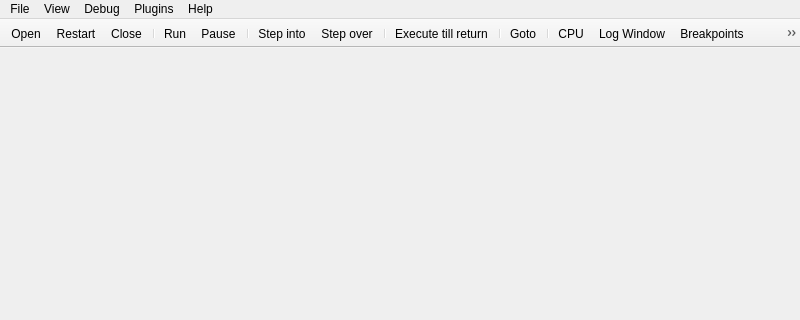
First picture: the form in x64_dbg_gui/Project/Src/Gui/MainWindow.ui, repository x64dbg/x64dbg, before the edit; both pictures show x 0 to 800 and y 0 to 320 of the 800 by 600 pixel window.
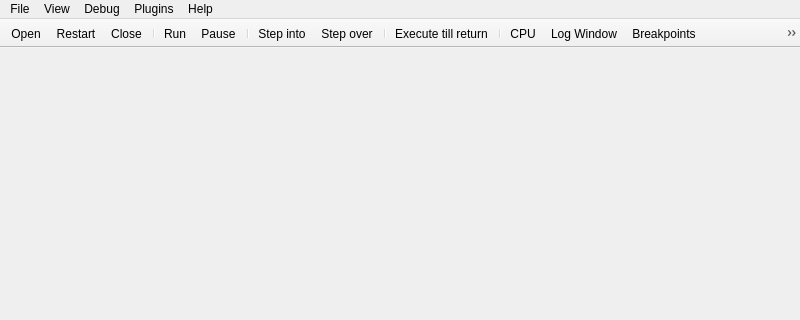
Second picture: the form after the edit. Icons and pictures are not drawn.

```diff
--- a/x64_dbg_gui/Project/Src/Gui/MainWindow.ui
+++ b/x64_dbg_gui/Project/Src/Gui/MainWindow.ui
@@ -116,8 +116,6 @@
    <addaction name="separator"/>
    <addaction name="actionRtr"/>
    <addaction name="separator"/>
-   <addaction name="actionGoto"/>
-   <addaction name="separator"/>
    <addaction name="actionCpu"/>
    <addaction name="actionLog"/>
    <addaction name="actionBreakpoints"/>
@@ -299,18 +297,6 @@
     <string>&amp;About</string>
    </property>
   </action>
-  <action name="actionGoto">
-   <property name="icon">
-    <iconset resource="../../resource.qrc">
-     <normaloff>:/icons/images/geolocation-goto.png</normaloff>:/icons/images/geolocation-goto.png</iconset>
-   </property>
-   <property name="text">
-    <string>Goto</string>
-   </property>
-   <property name="shortcut">
-    <string>Ctrl+G</string>
-   </property>
-  </action>
   <action name="actionScylla">
    <property name="icon">
     <iconset resource="../../resource.qrc">
```
Left out of the diff: 3 changed lines with no effect on the pictures.
